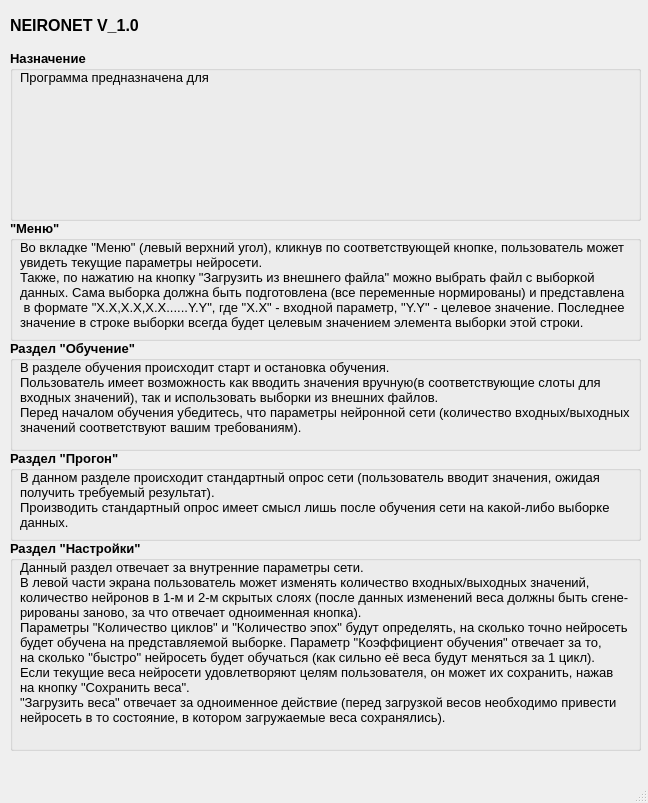
Above: uixml/FAQwindow.ui from ILTZ/NNGUI before the change. Below: the same form after it.
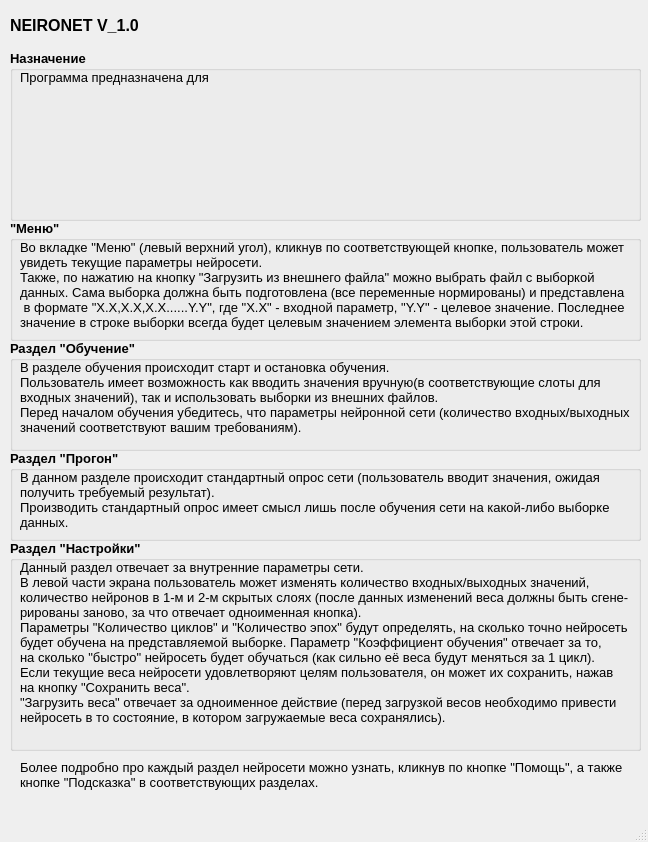
That is the form after the change. Icons and pictures are not drawn.

```diff
--- a/uixml/FAQwindow.ui
+++ b/uixml/FAQwindow.ui
@@ -7,7 +7,7 @@
     <x>0</x>
     <y>0</y>
     <width>648</width>
-    <height>803</height>
+    <height>842</height>
    </rect>
   </property>
   <property name="windowTitle">
@@ -271,6 +271,28 @@
      </property>
     </widget>
    </widget>
+   <widget class="QLabel" name="label_7">
+    <property name="geometry">
+     <rect>
+      <x>20</x>
+      <y>760</y>
+      <width>611</width>
+      <height>41</height>
+     </rect>
+    </property>
+    <property name="font">
+     <font>
+      <pointsize>10</pointsize>
+     </font>
+    </property>
+    <property name="text">
+     <string>Более подробно про каждый раздел нейросети можно узнать, кликнув по кнопке &quot;Помощь&quot;, а также 
+кнопке &quot;Подсказка&quot; в соответствующих разделах.</string>
+    </property>
+    <property name="alignment">
+     <set>Qt::AlignLeading|Qt::AlignLeft|Qt::AlignTop</set>
+    </property>
+   </widget>
   </widget>
   <widget class="QMenuBar" name="menubar">
    <property name="geometry">
```
